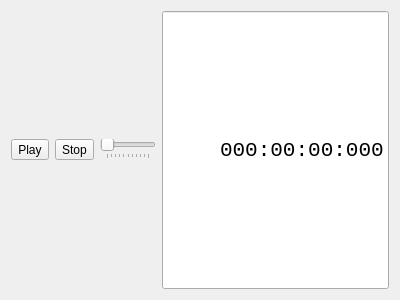
This is FugioApp/contextwidgetprivate.ui in bigfug/Fugio as Qt 5 draws it before an edit. The edited form follows.
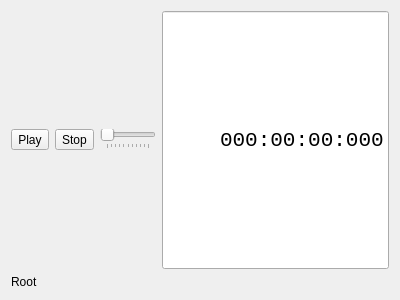
This is the edited form.

Commit message: Added a new group breadcrumb widget to the ContextWindow

What changed in the file:
```diff
--- a/FugioApp/contextwidgetprivate.ui
+++ b/FugioApp/contextwidgetprivate.ui
@@ -104,6 +104,16 @@
      </item>
     </layout>
    </item>
+   <item>
+    <widget class="QLabel" name="mGroupLinks">
+     <property name="text">
+      <string>Root</string>
+     </property>
+     <property name="textFormat">
+      <enum>Qt::RichText</enum>
+     </property>
+    </widget>
+   </item>
   </layout>
  </widget>
  <resources/>
```
The commit also changes 4 other files.
